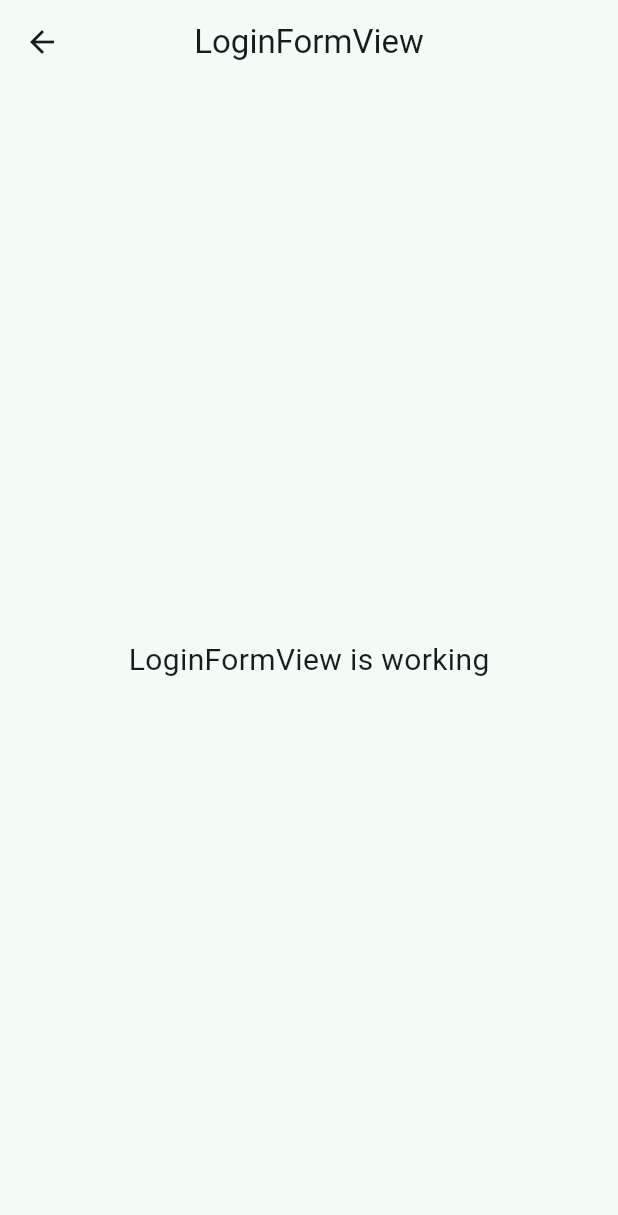
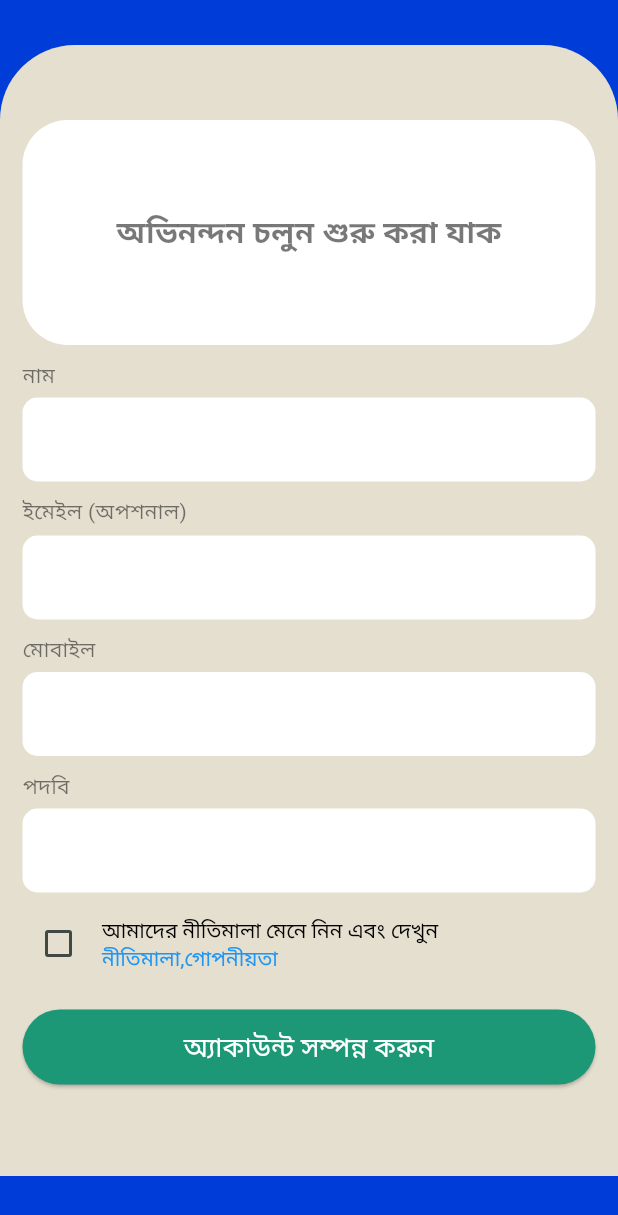
Before and after one commit to Milon3658/chicken_app, a Flutter app: the LoginFormView screen opened by its route, on a phone screen of 412 x 824 dp. Shown: the top 1215 px of the screen. Run offline on Flutter 3.47's test engine with Material 3 defaults, Android fonts, the phone set to English and light mode, and no system bars; our stand-ins replace flutter_otp_text_field, flutter_toggle_tab, gap, get.

Commit message:
Enhance LoginFormView UI with new layout and fields; update OTP view navigation

```diff
--- a/lib/app/modules/login_form/views/login_form_view.dart
+++ b/lib/app/modules/login_form/views/login_form_view.dart
@@ -1,24 +1,126 @@
+import 'package:chicken/app/data/AppColors.dart';
+import 'package:chicken/app/modules/Adds/widgets/UploadFormField.dart';
+import 'package:chicken/app/modules/login_form/controllers/login_form_controller.dart';
+import 'package:chicken/app/routes/app_pages.dart';
 import 'package:flutter/material.dart';
+import 'package:gap/gap.dart';
 
 import 'package:get/get.dart';
 
-import '../controllers/login_form_controller.dart';
-
 class LoginFormView extends GetView<LoginFormController> {
-  const LoginFormView({super.key});
+  const LoginFormView({Key? key}) : super(key: key);
   @override
   Widget build(BuildContext context) {
     return Scaffold(
-      appBar: AppBar(
-        title: const Text('LoginFormView'),
-        centerTitle: true,
-      ),
-      body: const Center(
-        child: Text(
-          'LoginFormView is working',
-          style: TextStyle(fontSize: 20),
-        ),
-      ),
-    );
+        backgroundColor: Color(0xff003CD8),
+        body: SingleChildScrollView(
+          child: Column(
+            children: [
+              Gap(30),
+              Stack(
+                children: [
+                  Container(
+                    height: Get.height - 70,
+                    width: double.infinity,
+                    decoration: BoxDecoration(
+                      color: Color(0xffE5DFCF),
+                      borderRadius: BorderRadius.only(
+                          topLeft: Radius.circular(50),
+                          topRight: Radius.circular(50)),
+                    ),
+                  ),
+                  Positioned.fill(
+                      child: Padding(
+                    padding: const EdgeInsets.only(top: 20),
+                    child: SingleChildScrollView(
+                      child: Container(
+                        height: Get.height,
+                        width: Get.width,
+                        decoration: BoxDecoration(
+                          color: Color(0xffE5DFCF),
+                          borderRadius: BorderRadius.only(
+                              topLeft: Radius.circular(50),
+                              topRight: Radius.circular(50)),
+                        ),
+                        child: Padding(
+                          padding: const EdgeInsets.symmetric(horizontal: 15),
+                          child: Column(
+                            children: [
+                              Gap(30),
+                              Container(
+                                height: 150,
+                                width: double.infinity,
+                                decoration: BoxDecoration(
+                                    borderRadius: BorderRadius.circular(30),
+                                    color: Colors.white),
+                                child: Center(
+                                  child: Text(
+                                    'অভিনন্দন চলুন শুরু করা যাক',
+                                    style: TextStyle(
+                                        fontSize: 20,
+                                        fontWeight: FontWeight.bold,
+                                        color: greyText.withOpacity(0.58)),
+                                  ),
+                                ),
+                              ),
+                              Gap(10),
+                              Uploadformfield(title: 'নাম'),
+                              Gap(10),
+                              Uploadformfield(title: 'ইমেইল (অপশনাল)'),
+                              Gap(10),
+                              Uploadformfield(title: 'মোবাইল'),
+                              Gap(10),
+                              Uploadformfield(title: 'পদবি'),
+                              Gap(10),
+                              Row(
+                                children: [
+                                  Checkbox(
+                                      value: false,
+                                      onChanged: (value) {
+                                        value = !value!;
+                                      }),
+                                  Gap(5),
+                                  RichText(
+                                      text: TextSpan(
+                                          text:
+                                              'আমাদের নীতিমালা মেনে নিন এবং দেখুন \n',
+                                          style: TextStyle(color: Colors.black),
+                                          children: [
+                                        TextSpan(
+                                            text: 'নীতিমালা,গোপনীয়তা',
+                                            style:
+                                                TextStyle(color: Colors.blue))
+                                      ])),
+                                ],
+                              ),
+                              Gap(20),
+                              SizedBox(
+                                height: 50,
+                                width: Get.width,
+                                child: ElevatedButton(
+                                    style: ButtonStyle(
+                                        backgroundColor:
+                                            MaterialStateProperty.all<Color>(
+                                                primaryColor)),
+                                    onPressed: () {
+                                      Get.offAllNamed(Routes.MAINPAGE);
+                                    },
+                                    child: Text(
+                                      'অ্যাকাউন্ট সম্পন্ন করুন',
+                                      style: TextStyle(
+                                          color: Colors.white, fontSize: 18),
+                                    )),
+                              )
+                            ],
+                          ),
+                        ),
+                      ),
+                    ),
+                  )),
+                ],
+              )
+            ],
+          ),
+        ));
   }
 }
--- a/lib/app/modules/otp/views/otp_view.dart
+++ b/lib/app/modules/otp/views/otp_view.dart
@@ -34,8 +34,8 @@ class OtpView extends GetView<OtpController> {
                   ),
                   child: Image(
                     image: AssetImage('assets/images/computer.png'),
-                    height: 10,
-                    width: 10,
+                    height: 100,
+                    width: 100,
                   ),
                 ),
                 Expanded(
@@ -60,7 +60,7 @@ class OtpView extends GetView<OtpController> {
                                   primaryColor),
                             ),
                             onPressed: () {
-                              Get.toNamed(Routes.OTP);
+                              Get.toNamed(Routes.LOGIN_FORM);
                             },
                             child: Text(
                               'জমা দিন',
```
